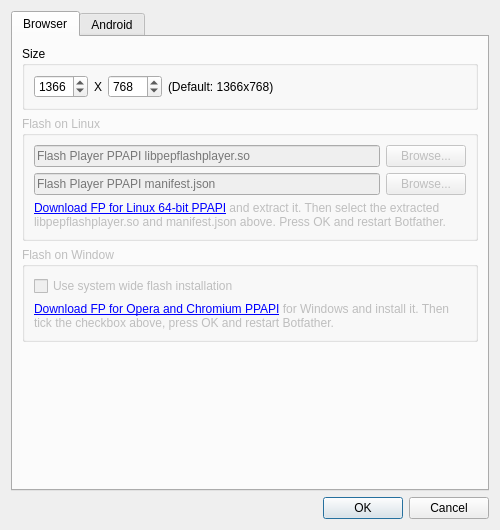
First picture: the form in botfather/gui/config_dialog.ui, repository botfatherio/botfather, before the edit.
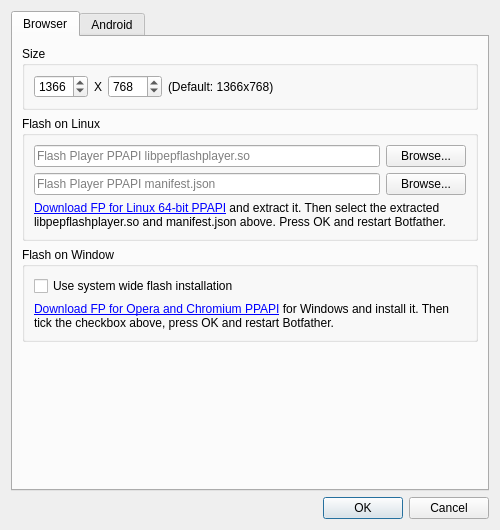
Second picture: the form after the edit. Icons and pictures are not drawn.

Commit message: Fixes allways diabled flash options

Diff of the .ui file:
```diff
--- a/botfather/gui/config_dialog.ui
+++ b/botfather/gui/config_dialog.ui
@@ -94,7 +94,7 @@
        <item>
         <widget class="QGroupBox" name="flash_on_linux">
          <property name="enabled">
-          <bool>false</bool>
+          <bool>true</bool>
          </property>
          <property name="title">
           <string>Flash on Linux</string>
@@ -161,7 +161,7 @@
        <item>
         <widget class="QGroupBox" name="flash_on_window">
          <property name="enabled">
-          <bool>false</bool>
+          <bool>true</bool>
          </property>
          <property name="title">
           <string>Flash on Window</string>
@@ -170,7 +170,7 @@
           <item>
            <widget class="QCheckBox" name="use_system_flash">
             <property name="enabled">
-             <bool>false</bool>
+             <bool>true</bool>
             </property>
             <property name="text">
              <string>Use system wide flash installation</string>
```
The commit also changes 1 other file.
